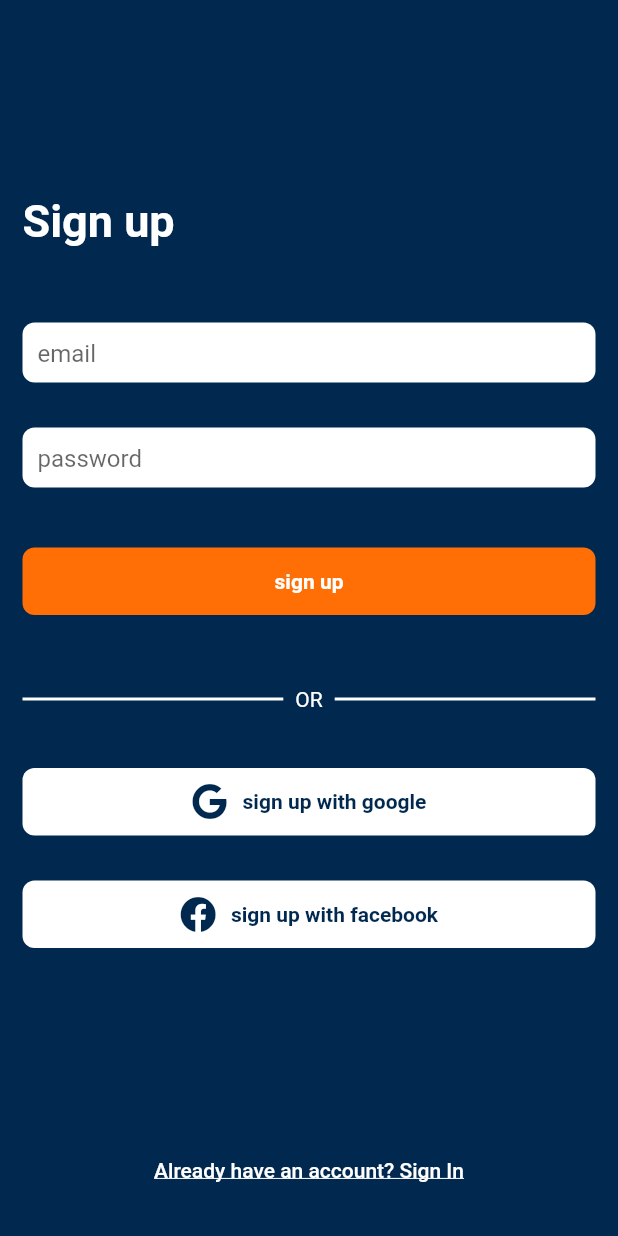
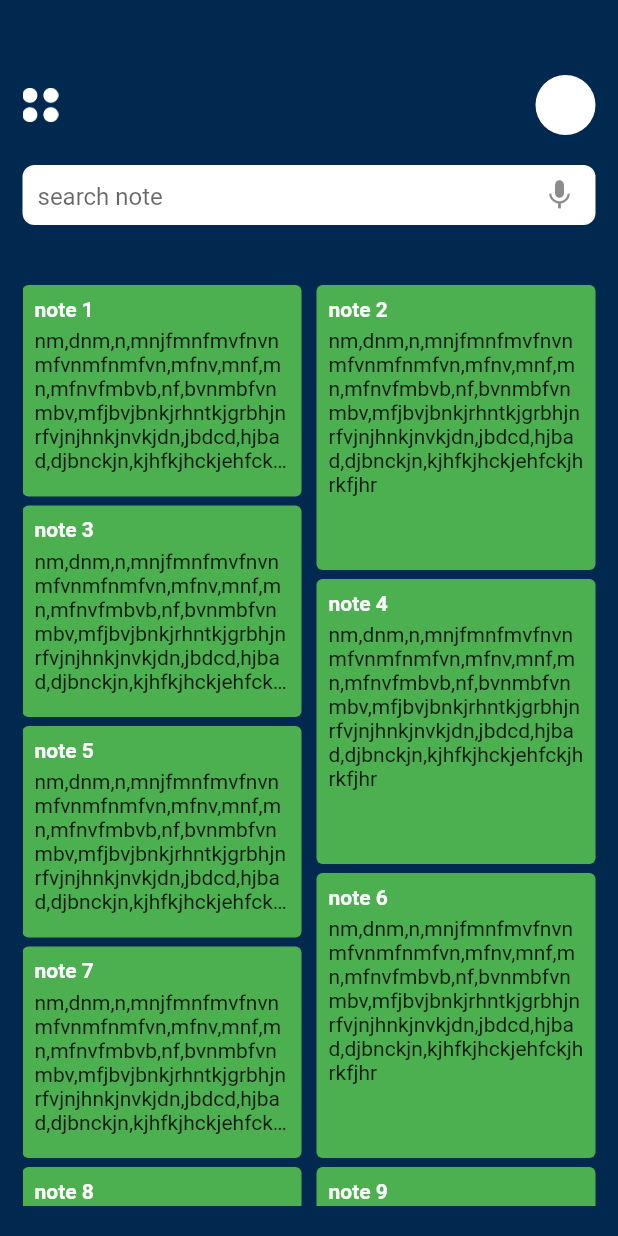
Before and after one commit to usmanabdulmajid/notie, a Flutter app: the screen it shows after launch, on a phone screen of 412 x 824 dp. Run offline on Flutter 3.47's test engine with Material 2 defaults, Android fonts, the phone set to English and light mode, and no system bars; our stand-ins replace font_awesome_flutter.

Commit message:
add signInScreen and noteScreen

```diff
--- a/lib/main.dart
+++ b/lib/main.dart
@@ -1,5 +1,6 @@
 import 'package:flutter/material.dart';
 
+import 'presentation/screens/note_screen.dart';
 import 'presentation/screens/sign_up_screen.dart';
 
 void main() {
@@ -17,7 +18,7 @@ class MyApp extends StatelessWidget {
       theme: ThemeData(
         primarySwatch: Colors.blue,
       ),
-      home: const SignUpScreen(),
+      home: const NoteScreen(),
     );
   }
 }
--- a/lib/presentation/screens/note_screen.dart
+++ b/lib/presentation/screens/note_screen.dart
@@ -0,0 +1,97 @@
+import 'package:flutter/material.dart';
+import 'package:font_awesome_flutter/font_awesome_flutter.dart';
+import 'package:flutter_staggered_grid_view/flutter_staggered_grid_view.dart';
+
+class NoteScreen extends StatelessWidget {
+  const NoteScreen({Key? key}) : super(key: key);
+
+  @override
+  Widget build(BuildContext context) {
+    return Scaffold(
+      backgroundColor: const Color(0XFF01284E),
+      body: Container(
+        height: double.maxFinite,
+        width: double.maxFinite,
+        padding: const EdgeInsets.only(right: 15.0, left: 15.0, bottom: 20.0),
+        child: Column(
+          children: [
+            const SizedBox(height: 50),
+            Row(
+              mainAxisAlignment: MainAxisAlignment.spaceBetween,
+              children: [
+                GestureDetector(
+                  onTap: () {},
+                  child: const ImageIcon(
+                    AssetImage('asset/images/menu_button.png'),
+                    color: Colors.white,
+                  ),
+                ),
+                const CircleAvatar(
+                  backgroundColor: Colors.white,
+                ),
+              ],
+            ),
+            const SizedBox(height: 20),
+            Container(
+              height: 40,
+              padding: const EdgeInsets.only(left: 10.0),
+              decoration: BoxDecoration(
+                color: Colors.white,
+                borderRadius: BorderRadius.circular(8),
+              ),
+              child: const TextField(
+                decoration: InputDecoration(
+                  hintText: 'search note',
+                  border: InputBorder.none,
+                  suffixIcon: Icon(Icons.mic),
+                ),
+              ),
+            ),
+            const SizedBox(height: 40),
+            Expanded(
+              child: StaggeredGridView.countBuilder(
+                padding: EdgeInsets.zero,
+                crossAxisCount: 4,
+                itemCount: 23,
+                itemBuilder: (BuildContext context, int index) => Container(
+                  decoration: const BoxDecoration(
+                    color: Colors.green,
+                    borderRadius: BorderRadius.all(
+                      Radius.circular(4),
+                    ),
+                  ),
+                  padding: const EdgeInsets.all(8),
+                  child: Column(
+                    crossAxisAlignment: CrossAxisAlignment.start,
+                    children: [
+                      Text(
+                        'note ${index + 1}',
+                        style: TextStyle(
+                          color: Colors.white,
+                          fontWeight: FontWeight.bold,
+                        ),
+                      ),
+                      const SizedBox(height: 5),
+                      Expanded(
+                        child: Text(
+                          '''nm,dnm,n,mnjfmnfmvfnvnmfvnmfnmfvn,mfnv,mnf,mn,mfnvfmbvb,nf,bvnmbfvnmbv,mfjbvjbnkjrhntkjgrbhjnrfvjnjhnkjnvkjdn,jbdcd,hjbad,djbnckjn,kjhfkjhckjehfckjhrkfjhr''',
+                          overflow: TextOverflow.ellipsis,
+                          maxLines: index.isOdd ? 12 : 6,
+                        ),
+                      )
+                    ],
+                  ),
+                ),
+                staggeredTileBuilder: (int index) {
+                  return StaggeredTile.count(2, index.isOdd ? 2 : 1.5);
+                },
+                mainAxisSpacing: 6.0,
+                crossAxisSpacing: 10.0,
+              ),
+            ),
+          ],
+        ),
+      ),
+    );
+  }
+}
--- a/pubspec.yaml
+++ b/pubspec.yaml
@@ -31,6 +31,7 @@ dependencies:
   flutter:
     sdk: flutter
   font_awesome_flutter: ^9.2.0
+  flutter_staggered_grid_view: ^0.4.1
 
 dev_dependencies:
 
@@ -52,6 +53,9 @@ flutter:
   # included with your application, so that you can use the icons in
   # the material Icons class.
   uses-material-design: true
+
+  assets:
+    - asset/images/
   # To add assets to your application, add an assets section, like this:
   # assets:
   #   - images/a_dot_burr.jpeg
```
Also changed, not shown: lib/presentation/screens/sign_in_screen.dart (+101 -0 lines), lib/presentation/screens/sign_up_screen.dart (+19 -2 lines), lib/presentation/widgets/custom_grid.dart (added, +54 -0 lines), asset/images/menu_button.png (added), pubspec.lock.
